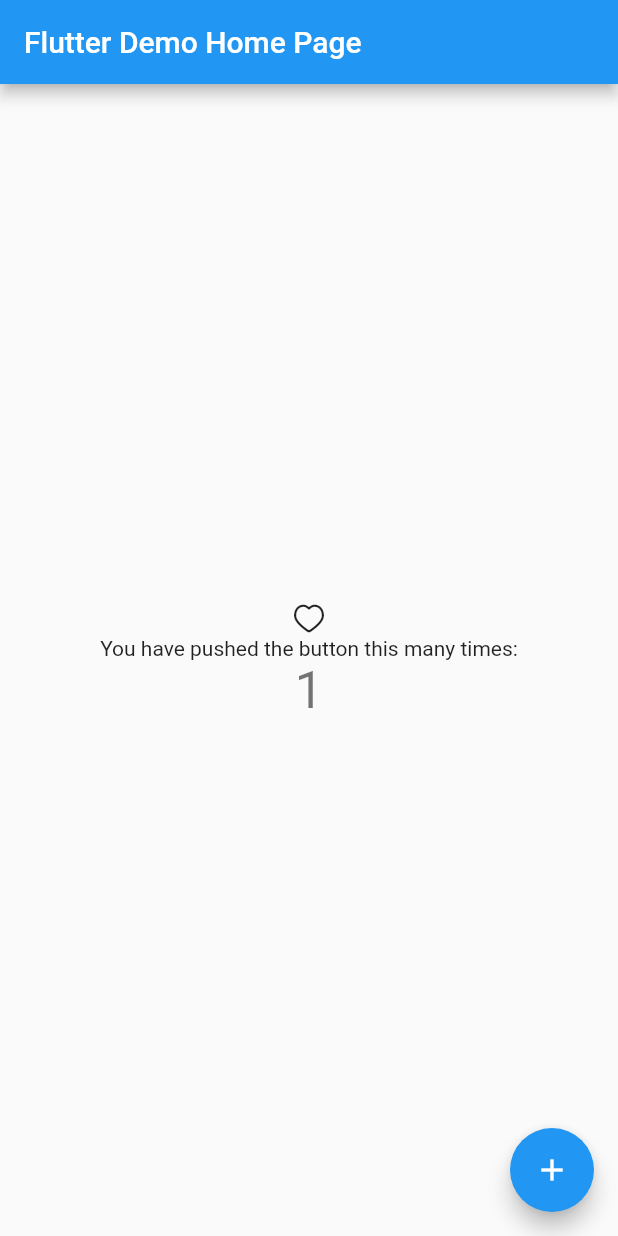
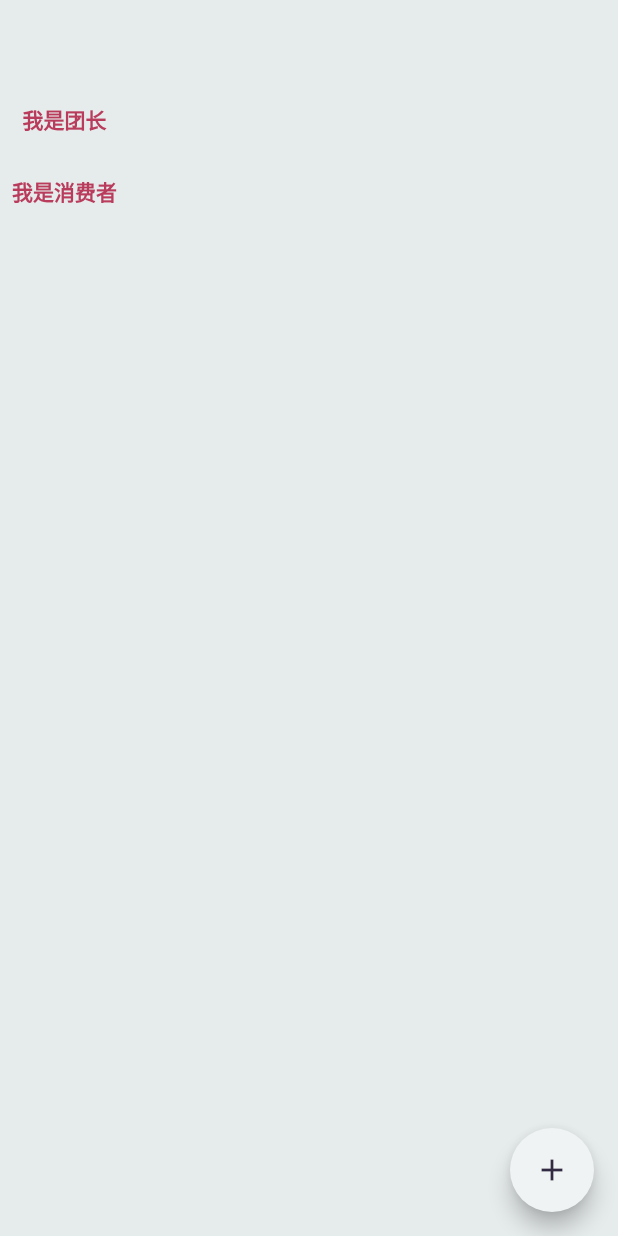
Before and after one commit to xuyanzhuqing/consumerteamui, a Flutter app: the screen it shows after launch, after a tap on the "add" icon, on a phone screen of 412 x 824 dp. Run offline on Flutter 3.47's test engine with Material 2 defaults, Android fonts, the phone set to English and light mode, and no system bars; our stand-ins replace google_fonts.

Commit message:
工程化配置

```diff
--- /dev/null
+++ b/lib/app.dart
@@ -0,0 +1,83 @@
+import 'package:flutter/cupertino.dart';
+import 'package:flutter/foundation.dart';
+import 'package:flutter/material.dart';
+import 'package:provider/provider.dart';
+import 'package:consumerteamui/consumer/views/home.dart';
+import 'package:consumerteamui/team/views/home.dart';
+import 'package:consumerteamui/store/globalInfo.dart';
+import 'package:consumerteamui/consumer/themes/light.dart';
+import 'package:consumerteamui/constants.dart';
+import 'package:consumerteamui/utils/route.dart';
+
+Map<String, Widget Function(BuildContext)> routes = {
+  "ConsumerHome": (context) => ConsumerHome(),
+  "TeamHome": (context) => TeamHome(),
+  "/": (context) => AppEntry()
+};
+
+class App extends StatelessWidget {
+  const App({
+    required Key key,
+    required this.initialRoute,
+    this.isTestMode = false,
+  }) : super(key: key);
+
+  final bool isTestMode;
+  final String initialRoute;
+
+  @override
+  Widget build(BuildContext context) {
+    return MultiProvider(
+      providers: [
+        ChangeNotifierProvider<GlobalInfo>(create: (_) => GlobalInfo(
+          themeMode: ThemeMode.system,
+          textScaleFactor: systemTextScaleFactorOption,
+          customTextDirection: CustomTextDirection.localeBased,
+          timeDilation: 100.0,
+          platform: defaultTargetPlatform,
+          isTestMode: isTestMode,
+        ))
+      ],
+      child: Builder(builder: (context) {
+        return MaterialApp(
+          restorationScopeId: 'consumerTeam',
+          title: APP_NAME,
+          debugShowCheckedModeBanner: false,
+          theme: ConsumerLightTheme.innerthemeData.copyWith(
+            // platform: context.read<GlobalInfo>().platform // both ok
+            platform: context.watch<GlobalInfo>().platform
+          ),
+          routes: routes,
+          initialRoute: initialRoute,
+          // onGenerateRoute: onGenerateRoute
+        );
+      })
+    );
+  }
+}
+
+class AppEntry extends StatelessWidget {
+  @override
+  Widget build(BuildContext context) {
+    return Builder(builder: (context) {
+      return Scaffold(
+        appBar: AppBar(
+          title: Text('')
+        ),
+        body: Column(
+          children: [
+            // Text('${context.watch<GlobalInfo>().testState.toString()}'),
+            openNamedRoute(context, routeName: 'TeamHome', text: '我是团长'),
+            openNamedRoute(context, routeName: 'ConsumerHome', text: '我是消费者'),
+          ],
+        ),
+        floatingActionButton: FloatingActionButton(
+          key: const Key('increment_floatingActionButton'),
+          onPressed: () => context.read<GlobalInfo>().toggleState(),
+          tooltip: 'Increment',
+          child: const Icon(Icons.add),
+        ),
+      );
+    },);
+  }
+}
--- /dev/null
+++ b/lib/constants.dart
@@ -0,0 +1,16 @@
+// 全局变量
+
+// Only put constants shared between files here.
+// TODO: 项目名称
+const APP_NAME = 'my app';
+
+const APP_KEY = 'consumerTeamEntry';
+
+// Sentinel value for the system text scale factor option.
+const double systemTextScaleFactorOption = -1;
+
+// The splash page animation duration.
+const splashPageAnimationDurationInMilliseconds = 300;
+
+// The desktop top padding for a page's first header (e.g. Gallery, Settings)
+const firstHeaderDesktopTopPadding = 5.0;
--- /dev/null
+++ b/lib/consumer/views/home.dart
@@ -0,0 +1,13 @@
+import 'package:flutter/cupertino.dart';
+import 'package:flutter/material.dart';
+
+class ConsumerHome extends StatelessWidget {
+  @override
+  Widget build(BuildContext context) {
+    return Scaffold(
+      appBar: AppBar(
+        title: Text('consumer home')
+      ),
+    );
+  }
+}
--- a/lib/main.dart
+++ b/lib/main.dart
@@ -1,115 +1,16 @@
 import 'package:flutter/material.dart';
-import 'package:consumerteamui/components/iconfont.dart';
+import 'package:consumerteamui/app.dart';
+import 'package:consumerteamui/constants.dart';
+import 'package:flutter/scheduler.dart';
+import 'package:provider/provider.dart';
+import 'package:flutter/foundation.dart';
+import 'package:consumerteamui/store/globalInfo.dart';
 
 void main() {
-  runApp(MyApp());
+  bool isTestMode = false;
+
+  runApp(App(
+    key: Key(APP_KEY),
+    initialRoute: '/'
+  ));
 }
-
-class MyApp extends StatelessWidget {
-  // This widget is the root of your application.
-  @override
-  Widget build(BuildContext context) {
-    return MaterialApp(
-      title: 'Flutter Demo',
-      theme: ThemeData(
-        // This is the theme of your application.
-        //
-        // Try running your application with "flutter run". You'll see the
-        // application has a blue toolbar. Then, without quitting the app, try
-        // changing the primarySwatch below to Colors.green and then invoke
-        // "hot reload" (press "r" in the console where you ran "flutter run",
-        // or simply save your changes to "hot reload" in a Flutter IDE).
-        // Notice that the counter didn't reset back to zero; the application
-        // is not restarted.
-        primarySwatch: Colors.blue,
-      ),
-      home: MyHomePage(title: 'Flutter Demo Home Page'),
-    );
-  }
-}
-
-class MyHomePage extends StatefulWidget {
-  MyHomePage({Key? key, required this.title}) : super(key: key);
-
-  // This widget is the home page of your application. It is stateful, meaning
-  // that it has a State object (defined below) that contains fields that affect
-  // how it looks.
-
-  // This class is the configuration for the state. It holds the values (in this
-  // case the title) provided by the parent (in this case the App widget) and
-  // used by the build method of the State. Fields in a Widget subclass are
-  // always marked "final".
-
-  final String title;
-
-  @override
-  _MyHomePageState createState() => _MyHomePageState();
-}
-
-class _MyHomePageState extends State<MyHomePage> {
-  int _counter = 0;
-
-  void _incrementCounter() {
-    setState(() {
-      // This call to setState tells the Flutter framework that something has
-      // changed in this State, which causes it to rerun the build method below
-      // so that the display can reflect the updated values. If we changed
-      // _counter without calling setState(), then the build method would not be
-      // called again, and so nothing would appear to happen.
-      _counter++;
-    });
-  }
-
-  @override
-  Widget build(BuildContext context) {
-    // This method is rerun every time setState is called, for instance as done
-    // by the _incrementCounter method above.
-    //
-    // The Flutter framework has been optimized to make rerunning build methods
-    // fast, so that you can just rebuild anything that needs updating rather
-    // than having to individually change instances of widgets.
-    return Scaffold(
-      appBar: AppBar(
-        // Here we take the value from the MyHomePage object that was created by
-        // the App.build method, and use it to set our appbar title.
-        title: Text(widget.title),
-      ),
-      body: Center(
-        // Center is a layout widget. It takes a single child and positions it
-        // in the middle of the parent.
-        child: Column(
-          // Column is also a layout widget. It takes a list of children and
-          // arranges them vertically. By default, it sizes itself to fit its
-          // children horizontally, and tries to be as tall as its parent.
-          //
-          // Invoke "debug painting" (press "p" in the console, choose the
-          // "Toggle Debug Paint" action from the Flutter Inspector in Android
-          // Studio, or the "Toggle Debug Paint" command in Visual Studio Code)
-          // to see the wireframe for each widget.
-          //
-          // Column has various properties to control how it sizes itself and
-          // how it positions its children. Here we use mainAxisAlignment to
-          // center the children vertically; the main axis here is the vertical
-          // axis because Columns are vertical (the cross axis would be
-          // horizontal).
-          mainAxisAlignment: MainAxisAlignment.center,
-          children: <Widget>[
-            Icon(Iconfont.heart),
-            Text(
-              'You have pushed the button this many times:',
-            ),
-            Text(
-              '$_counter',
-              style: Theme.of(context).textTheme.headline4,
-            ),
-          ],
-        ),
-      ),
-      floatingActionButton: FloatingActionButton(
-        onPressed: _incrementCounter,
-        tooltip: 'Increment',
-        child: Icon(Icons.add),
-      ), // This trailing comma makes auto-formatting nicer for build methods.
-    );
-  }
-}
--- a/pubspec.yaml
+++ b/pubspec.yaml
@@ -28,6 +28,8 @@
   # The following adds the Cupertino Icons font to your application.
   # Use with the CupertinoIcons class for iOS style icons.
   cupertino_icons: ^1.0.2
+  google_fonts: ^2.1.0
+  provider: ^5.0.0
 
 dev_dependencies:
   flutter_test:
```
Also changed, not shown: pubspec.lock.
